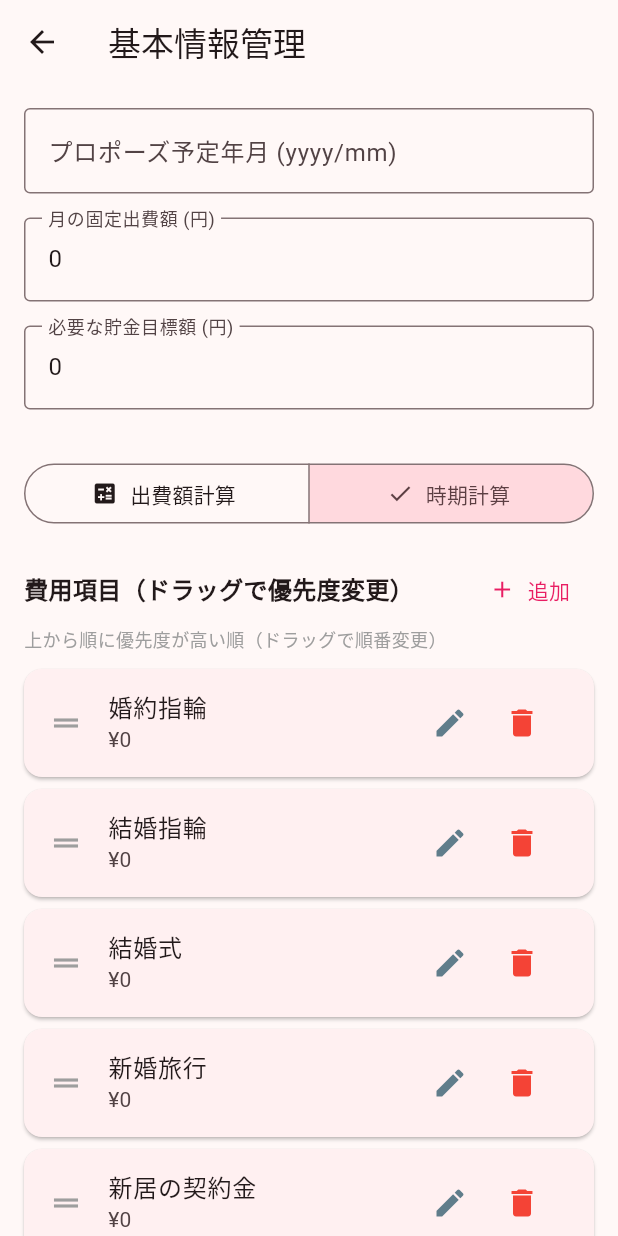
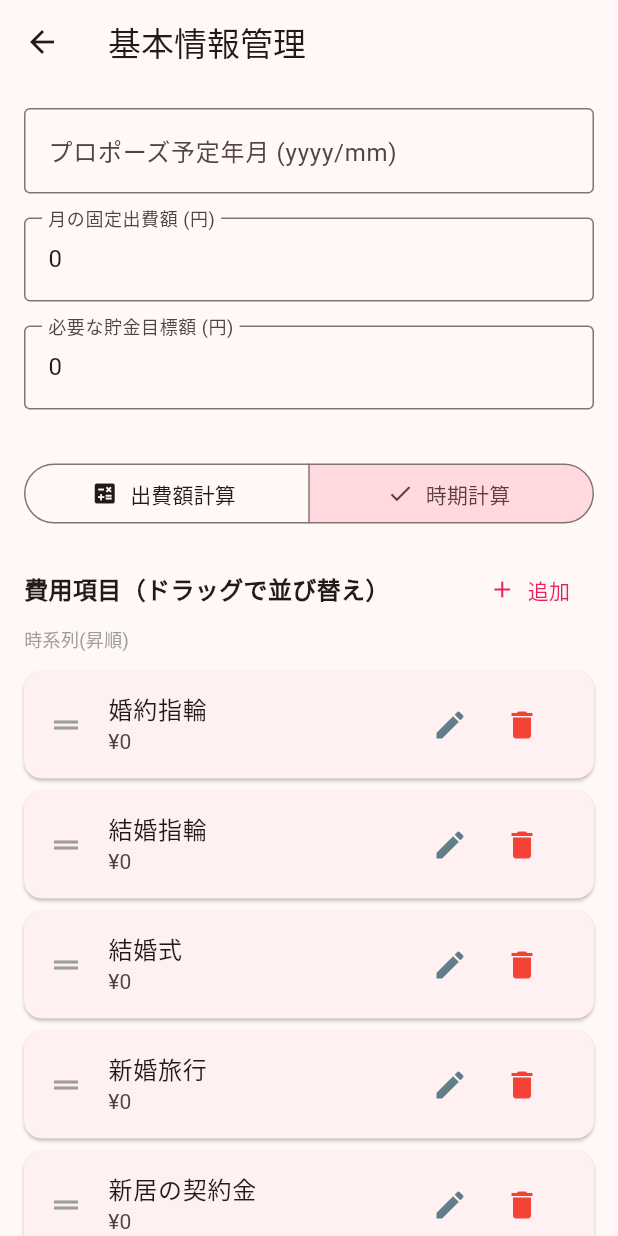
Before and after one commit to Ittalian/wedding_fund, a Flutter app: the BasicInfoScreen screen opened directly, after a tap on "時期計算", on a phone screen of 412 x 824 dp. Run offline on Flutter 3.47's test engine with Material 3 defaults, Android fonts, the phone set to English and light mode, and no system bars; our stand-ins replace cloud_firestore, firebase_core, flutter_riverpod, freezed_annotation, riverpod_annotation; accounts and stored records are empty; generated files the repository leaves out were written again.

Commit message:
微修正

```diff
--- a/lib/screens/basic_info_screen.dart
+++ b/lib/screens/basic_info_screen.dart
@@ -401,7 +401,7 @@ class _BasicInfoScreenState extends ConsumerState<BasicInfoScreen> {
                   mainAxisAlignment: MainAxisAlignment.spaceBetween,
                   children: [
                     Text(
-                      _mode == _InfoMode.expense ? '費用項目（自動並び替え）' : '費用項目（ドラッグで優先度変更）',
+                      _mode == _InfoMode.expense ? '費用項目（自動並び替え）' : '費用項目（ドラッグで並び替え）',
                       style: const TextStyle(fontWeight: FontWeight.bold, fontSize: 16),
                     ),
                     TextButton.icon(
@@ -413,8 +413,8 @@ class _BasicInfoScreenState extends ConsumerState<BasicInfoScreen> {
                 ),
                 Text(
                   _mode == _InfoMode.expense
-                      ? '目標時期が早い順（ドラッグ不可）'
-                      : '上から順に優先度が高い順（ドラッグで順番変更）',
+                      ? '目標時期(昇順)'
+                      : '時系列(昇順)',
                   style: const TextStyle(fontSize: 12, color: Colors.grey),
                 ),
                 const SizedBox(height: 8),
```
